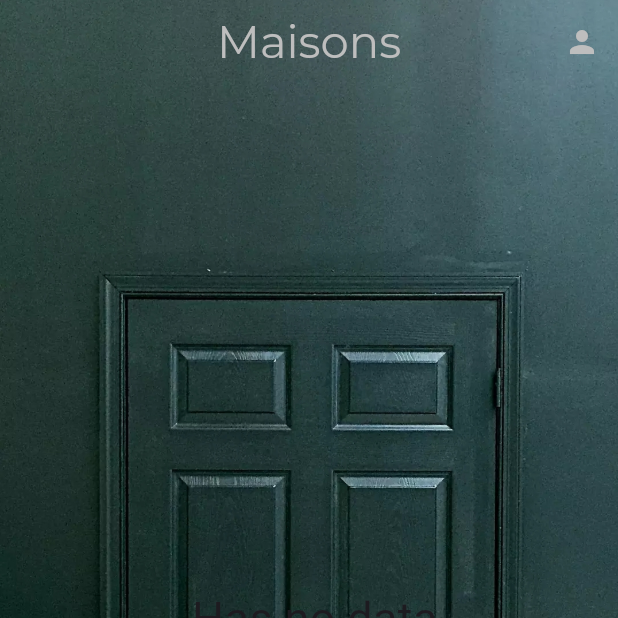
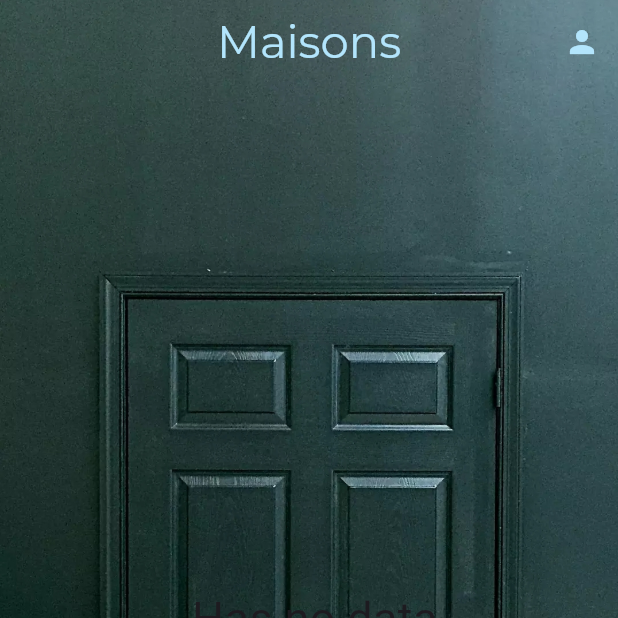
Before and after one commit to enyo10/oga, a Flutter app: the screen it shows once a user with an empty profile is signed in, on a phone screen of 412 x 824 dp, the top half of it. Run offline on Flutter 3.47's test engine with Material 3 defaults, Android fonts, the phone set to English and light mode, and no system bars; our stand-ins replace auto_size_text, cloud_firestore, file_picker, firebase_auth, firebase_core, firebase_storage and 6 more; missing offline and left inert: android_alarm_manager_plus, background_sms, document_scanner_flutter, flutterfire_ui, month_picker_dialog_2; accounts and stored records are empty.

Commit message:
appartment screen code modification

```diff
--- a/lib/views/screens/houses/houses.dart
+++ b/lib/views/screens/houses/houses.dart
@@ -35,25 +35,12 @@ class HousesState extends DataListScreenState<Houses> {
   void initState() {
     _getPermission();
 
-    /* Messaging.initialize(userId).then((value) {
-      var params = Messaging.params;
-      print(" llllllll lllll maisons  ${Messaging.houses.length}");
-      const int helloAlarmID = 21;
-      AndroidAlarmManager.periodic(
-        const Duration(minutes: 1),
-        helloAlarmID,
-        Messaging.callback,
-        params: params,
-      );
-    });*/
-
     super.initState();
   }
 
   @override
   Widget build(BuildContext context) {
     return OgaScaffold(
-
       appBar: AppBar(
         title: const Padding(
           padding: EdgeInsets.symmetric(vertical: 20),
@@ -61,20 +48,15 @@ class HousesState extends DataListScreenState<Houses> {
             "Maisons",
             //style: TextStyle(color: OgaColors.grey2),
           ),
-
         ),
         centerTitle: true,
         titleTextStyle: GoogleFonts.montserrat(
           fontSize: 30,
-          color: OgaColors.grey2,
-          //color: OgaColors.greyText7
+          color: OgaColors.myLightBlue.shade100,
         ),
         actions: [
           IconButton(
-            icon: Icon(
-              Icons.person,
-              color: OgaColors.grey2
-            ),
+            icon: Icon(Icons.person, color: OgaColors.myLightBlue.shade100),
             onPressed: () {
               Navigator.push(
                 context,
@@ -171,7 +153,8 @@ class HousesState extends DataListScreenState<Houses> {
             padding: const EdgeInsets.only(top: 30),
             child: ListView(
               children: housesList
-                  .map((house) => OgaGlassContainer(
+                  .map(
+                    (house) => OgaGlassContainer(
                       child: OgaListTile(
                         widget: Text(" hello"),
                         data: house,
@@ -185,46 +168,7 @@ class HousesState extends DataListScreenState<Houses> {
                           ),
                         );
                       },
-                          )
-                      /*Card(
-                        margin: const EdgeInsets.all(8.0),
-                        elevation: 8,
-                        color: house.backgroundColor,
-                        child: ListTile(
-                          leading: Container(
-                            //  color: Colors.white,
-                            child: const Text('🏘',
-                                style: TextStyle(fontSize: 40)),
                     ),
-                          title: Padding(
-                            padding: const EdgeInsets.all(8.0),
-                            child: AutoSizeText(
-                              " ${house.name}",
-                              style: const TextStyle(fontSize: 24),
-                              maxLines: 1,
-                            ),
-                          ),
-                          subtitle: Padding(
-                            padding: const EdgeInsets.all(8.0),
-                            child: Center(
-                              child: AutoSizeText(
-                                house.desc,
-                                style: const TextStyle(fontSize: 20),
-                                maxLines: 1,
-                              ),
-                            ),
-                          ),
-                          onTap: () {
-                            Navigator.of(context).push(
-                              MaterialPageRoute(
-                                builder: (context) => HouseScreen(
-                                  house: house,
-                                ),
-                              ),
-                            );
-                          },
-                        ),
-                      )*/
                   )
                   .toList(),
             ),
--- a/lib/views/widgets/oga_scaffold.dart
+++ b/lib/views/widgets/oga_scaffold.dart
@@ -17,56 +17,14 @@ class OgaScaffold extends StatelessWidget {
 
   @override
   Widget build(BuildContext context) {
-     return Scaffold(
-       extendBodyBehindAppBar: true,
-       appBar: appBar,
-       floatingActionButton: floatingActionButton,
-       body:  Stack(
-       children: [
-         Container(
-           decoration: BoxDecoration(
-
-             image: DecorationImage(
-               image: AssetImage(backgroundImage ?? 'assets/oga_porte_v.jpg'),
-               fit: BoxFit.fill,
-             ),
-           ),
-           // child: body,
-         ),
-         body,
-       ],
-     ),
-     );
-
-
-
-
     return Scaffold(
-      appBar: appBar ??
-          AppBar(
-           // backgroundColor: Colors.transparent,
-            elevation: 0,
-            flexibleSpace: Container(
-              decoration: const BoxDecoration(
-                image: DecorationImage(
-                    image: AssetImage('assets/oga_porte_v_app_bar.jpg'),
-                    fit: BoxFit.fill),
-              ),
-            ),
-          ),
+      extendBodyBehindAppBar: true,
+      appBar: appBar,
       floatingActionButton: floatingActionButton,
       body: Stack(
         children: [
           Container(
             decoration: BoxDecoration(
-              /*gradient: LinearGradient(
-                begin: Alignment.topCenter,
-                end: Alignment.bottomCenter,
-                colors: [
-                  Color.fromRGBO(2, 29, 112, 1),
-                  Color.fromRGBO(9, 16, 44, 1)
-                ],
-              ),*/
               image: DecorationImage(
                 image: AssetImage(backgroundImage ?? 'assets/oga_porte_v.jpg'),
                 fit: BoxFit.fill,
```
Also changed, not shown: lib/views/screens/apartements/apartment_screen.dart (+14 -36 lines), lib/views/screens/apartements/apartments.dart (+7 -12 lines), lib/views/widgets/oga_app_bar.dart (deleted, +0 -13 lines), lib/views/widgets/oga_app_scaffold.dart (deleted, +0 -10 lines). Lines whose indentation alone changed are shown as unchanged.
